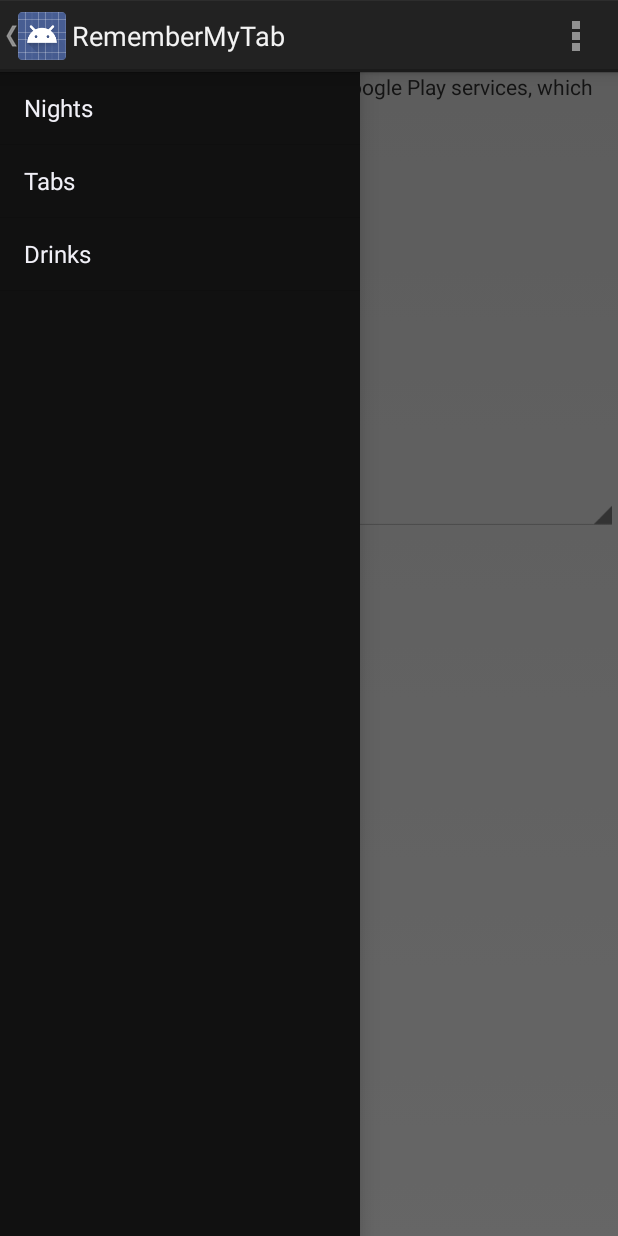
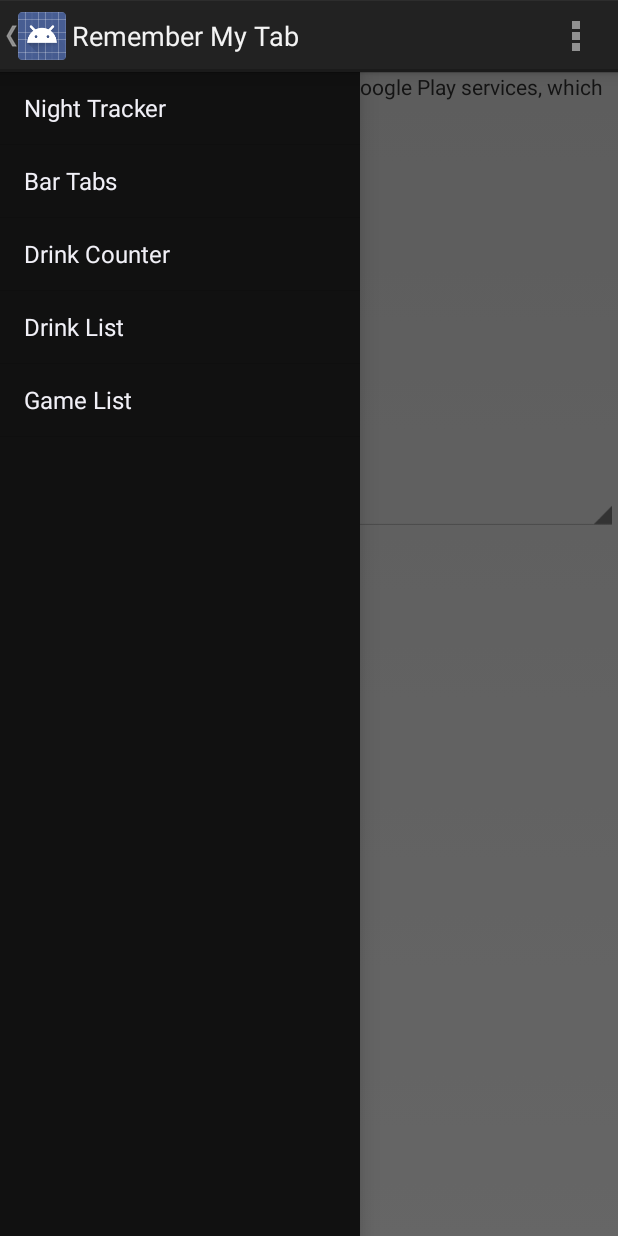
Before and after one commit to AaronRietschlin/Drinks, an Android app: the screen it shows after launch (MainActivity), with the side drawer open, on a phone screen of 412 x 824 dp. Run offline under Robolectric (Android 15) with nearby library versions, the phone set to English and light mode, and no system bars; libraries missing offline, so code that uses them is left out: com.crashlytics.android; 10 statements that could not run were skipped.

Commit message:
Added to the nav drawer more items. Changed some text.

```diff
--- a/RememberMyDrinksApp/src/main/java/com/asa/drinks/model/DrinksContentProvider.java
+++ b/RememberMyDrinksApp/src/main/java/com/asa/drinks/model/DrinksContentProvider.java
@@ -40,6 +40,7 @@ public class DrinksContentProvider extends ContentProvider {
     private static final int ITEM_EVENT = 41;
 
     private static final UriMatcher sUriMatcher;
+
     static {
         sUriMatcher = new UriMatcher(UriMatcher.NO_MATCH);
         sUriMatcher.addURI(AUTHORITY, TabEntry.TABLE_NAME, LIST_TAB);
@@ -87,6 +88,9 @@ public class DrinksContentProvider extends ContentProvider {
 
         SQLiteDatabase db = mDbHelper.getWritableDatabase();
 
+        if (db == null) {
+            return null;
+        }
         long insertedId = -1;
 
         switch (sUriMatcher.match(uri)) {
@@ -118,7 +122,6 @@ public class DrinksContentProvider extends ContentProvider {
             return itemUri;
         }
 
-		db.close();
         return null;
     }
 
--- a/RememberMyDrinksApp/src/main/java/com/asa/drinks/utils/DrawerLayoutUtils.java
+++ b/RememberMyDrinksApp/src/main/java/com/asa/drinks/utils/DrawerLayoutUtils.java
@@ -28,6 +28,8 @@ public class DrawerLayoutUtils {
     public final static int POS_NIGHT = 0;
     public final static int POS_TAB = 1;
     public static final int POS_DRINK = 2;
+    public static final int POS_DRINK_LIST = 3;
+    public static final int POS_GAME_LIST = 4;
 
     private ListView mDrawerList;
     private DrawerLayout mDrawer;
@@ -55,8 +57,6 @@ public class DrawerLayoutUtils {
      * <li>onPostCreate</li>
      * <li>onOptionsItemSelected</li>
      * </ul>
-	 *
-	 *
      *
      * @param actvity
      * @param withActionBarToggle
--- a/RememberMyDrinksApp/src/main/res/values/arrays.xml
+++ b/RememberMyDrinksApp/src/main/res/values/arrays.xml
@@ -24,6 +24,8 @@
         <item>@string/drawer_list_night</item>
         <item>@string/drawer_list_tab</item>
         <item>@string/drawer_list_drinks</item>
+        <item>@string/drawer_list_drink_list</item>
+        <item>@string/drawer_list_game_list</item>
     </string-array>
 
 </resources>
--- a/RememberMyDrinksApp/src/main/res/values/strings.xml
+++ b/RememberMyDrinksApp/src/main/res/values/strings.xml
@@ -1,15 +1,17 @@
 <?xml version="1.0" encoding="utf-8"?>
 <resources>
 
-    <string name="app_name">RememberMyTab</string>
+    <string name="app_name">Remember My Tab</string>
     <string name="action_settings">Settings</string>
     <string name="hello_world">Hello world!</string>
 
     <!-- Note: WHEN YOU ADD TO THIS, ADD TO THE ARRAYS.XML FILE TOO! -->
     <!-- This is the list of options available in the NavDrawer -->
-    <string name="drawer_list_night">Nights</string>
-    <string name="drawer_list_tab">Tabs</string>
-    <string name="drawer_list_drinks">Drinks</string>
+    <string name="drawer_list_night">Night Tracker</string>
+    <string name="drawer_list_tab">Bar Tabs</string>
+    <string name="drawer_list_drinks">Drink Counter</string>
+    <string name="drawer_list_drink_list">Drink List</string>
+    <string name="drawer_list_game_list">Game List</string>
 
     <!-- ALL REMEMBER MY TAB STRINGS GO HERE -->
     <string name="tab_setup_location">Location - Lat: %1$f; Lon: %2$f</string>
```
Lines whose indentation alone changed are shown as unchanged.
